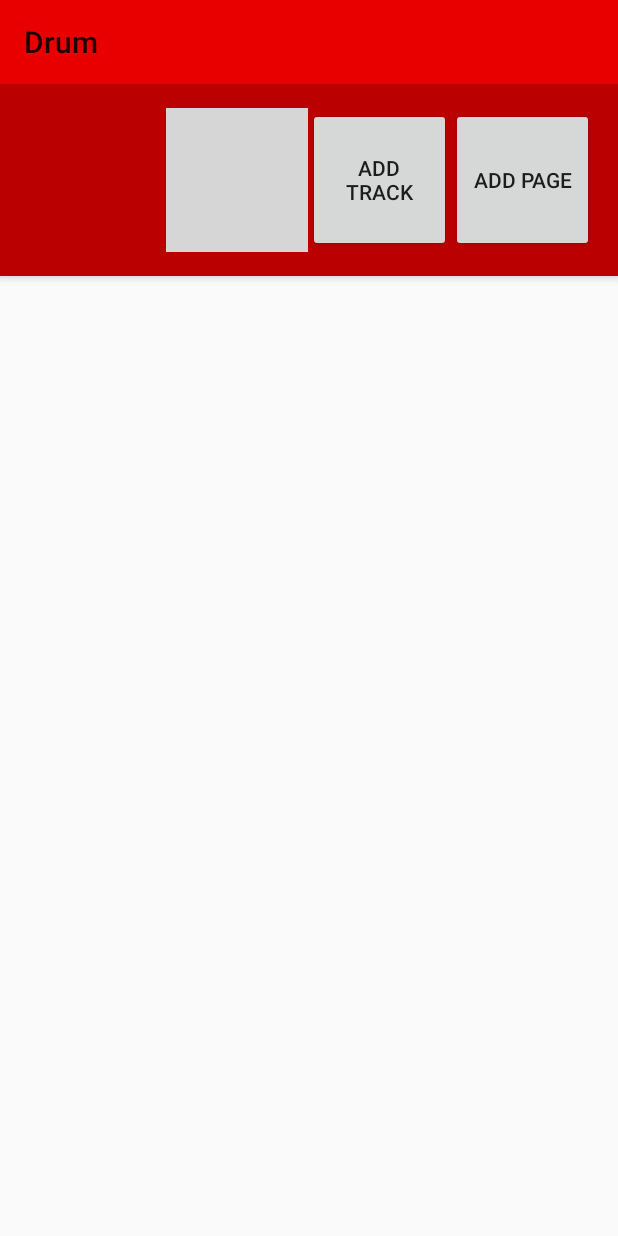
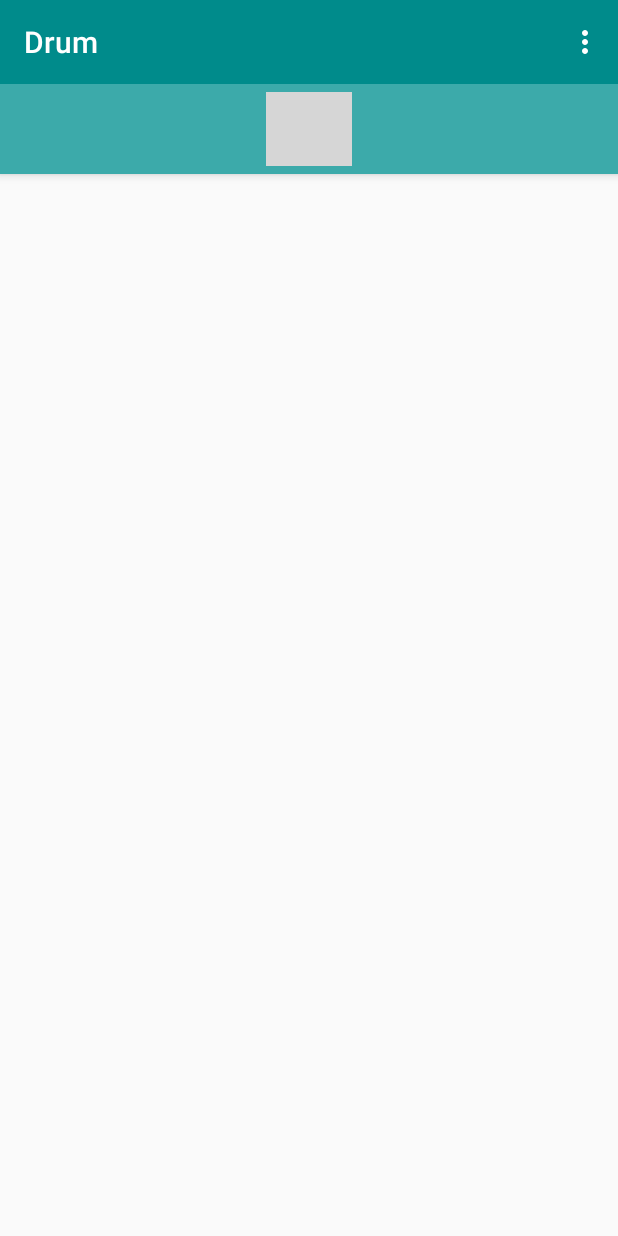
Before and after one commit to pstadler1990/Drum, an Android app: the screen it shows after launch (MainActivity), after a tap on "START A NEW PROJECT", on a phone screen of 412 x 824 dp. Run offline under Robolectric (Android 15) with nearby library versions, the phone set to English and light mode, and no system bars; our stand-ins replace Room's generated code; grey boxes are pictures that could not be loaded.

Commit message:
changed style of app

```diff
--- a/app/src/main/java/de/pstadler/drum/NewProjectActivity.java
+++ b/app/src/main/java/de/pstadler/drum/LoadProjectActivity.java
@@ -4,12 +4,12 @@ import android.os.Bundle;
 import android.support.annotation.Nullable;
 import android.support.v7.app.AppCompatActivity;
 
-public class NewProjectActivity extends AppCompatActivity
+public class LoadProjectActivity extends AppCompatActivity
 {
     @Override
     protected void onCreate(@Nullable Bundle savedInstanceState)
     {
         super.onCreate(savedInstanceState);
-        setContentView(R.layout.activity_newproject);
+        setContentView(R.layout.activity_loadproject);
     }
 }
--- a/app/src/main/java/de/pstadler/drum/MainActivity.java
+++ b/app/src/main/java/de/pstadler/drum/MainActivity.java
@@ -6,6 +6,9 @@ import android.support.v4.app.FragmentStatePagerAdapter;
 import android.support.v4.view.ViewPager;
 import android.support.v7.app.AppCompatActivity;
 import android.os.Bundle;
+import android.view.Menu;
+import android.view.MenuInflater;
+import android.view.MenuItem;
 import android.view.View;
 import android.widget.Button;
 import android.widget.ImageButton;
@@ -27,17 +30,15 @@ import de.pstadler.drum.Track.TrackFragment;
 public class MainActivity extends AppCompatActivity implements View.OnClickListener, IClock
 {
     public static final String TAG = "MainActivityLog";
+	public static final int TRACKS_MAX = 15;
     public static int pages = 0;
+	private int tracks = 0;
     private ViewPager viewPager;
     private ScreenSlidePageAdapter pagerAdapter;
     private LinearLayout mainAppbar;
-    private Button buttonAddTrack;
-    private Button buttonAddPage;
     private ImageButton buttonPlayStop;
     protected ArrayList<BarFragment> barFragments;
     private PlaybackEngine playbackEngine;
-    private int tracks = 0;
-    public static final int TRACKS_MAX = 15;
 
 
     @Override
@@ -48,8 +49,6 @@ public class MainActivity extends AppCompatActivity implements View.OnClickListe
 
         viewPager = findViewById(R.id.bars_viewpager);
         mainAppbar = findViewById(R.id.main_appbar);
-        buttonAddTrack = findViewById(R.id.button_add_track);
-        buttonAddPage = findViewById(R.id.button_add_page);
         buttonPlayStop = findViewById(R.id.button_playstop);
 
         mainAppbar.setElevation(getResources().getDimension(R.dimen.app_main_topbar_elevation));
@@ -59,8 +58,6 @@ public class MainActivity extends AppCompatActivity implements View.OnClickListe
 
         getSupportActionBar().setElevation(0);
 
-        buttonAddTrack.setOnClickListener(this);
-        buttonAddPage.setOnClickListener(this);
         buttonPlayStop.setOnClickListener(this);
 
         // Create first page
@@ -78,7 +75,15 @@ public class MainActivity extends AppCompatActivity implements View.OnClickListe
         playbackEngine = new PlaybackEngine(TRACKS_MAX, this);	/* n = number of channels */
     }
 
-    private void createNewPage(int...pageNumber)
+	@Override
+	public boolean onCreateOptionsMenu(Menu menu)
+	{
+		MenuInflater menuInflater = getMenuInflater();
+		menuInflater.inflate(R.menu.menu_mainactivity, menu);
+		return true;
+	}
+
+	private void createNewPage(int...pageNumber)
     {
         int n = (pageNumber.length > 0)? pageNumber[0] : 1;
 
@@ -188,12 +193,6 @@ public class MainActivity extends AppCompatActivity implements View.OnClickListe
     {
         switch(v.getId())
         {
-            case R.id.button_add_track:
-                createNewTrackSynchronized();
-                break;
-            case R.id.button_add_page:
-                createNewPage();
-                break;
 			case R.id.button_playstop:
 				/* Preload the first bar */
 				BarFragment bar = (BarFragment) pagerAdapter.getItem(0);
@@ -225,6 +224,21 @@ public class MainActivity extends AppCompatActivity implements View.OnClickListe
 				break;
         }
     }
+
+	@Override
+	public boolean onOptionsItemSelected(MenuItem item)
+	{
+		switch(item.getItemId())
+		{
+			case R.id.menu_main_add_page:
+				createNewPage();
+				break;
+			case R.id.menu_main_add_track:
+				createNewTrackSynchronized();
+				break;
+		}
+		return super.onOptionsItemSelected(item);
+	}
 
 	@Override
 	public void onClockUpdate(int barId, int stepId)
--- a/app/src/main/res/layout/activity_main.xml
+++ b/app/src/main/res/layout/activity_main.xml
@@ -7,44 +7,43 @@
     android:orientation="vertical">
 
     <LinearLayout
+        android:id="@+id/main_appbar"
         android:layout_width="match_parent"
-        android:layout_height="wrap_content"
-        android:id="@+id/main_appbar"
+        android:layout_height="60dp"
+        android:background="@color/colorAccent"
+        android:clipToPadding="false"
+        android:elevation="5dp"
         android:padding="@dimen/app_main_topbar_padding"
-        android:background="@color/colorPrimaryDark"
+        android:paddingBottom="5dp"
         android:weightSum="1">
 
+        <RelativeLayout
+            android:layout_width="match_parent"
+            android:layout_height="match_parent">
+
             <TextView
+                android:id="@+id/main_bar_number"
                 android:layout_width="0dp"
+                android:layout_height="match_parent"
+                android:layout_gravity="center"
                 android:layout_weight=".25"
-            android:layout_height="match_parent"
-            android:id="@+id/main_bar_number"
                 android:textColor="@android:color/white"
-            android:textSize="30dp"
-            android:layout_gravity="center"/>
+                android:textSize="30dp" />
 
             <ImageButton
-            android:layout_width="0dp"
+                android:id="@+id/button_playstop"
+                android:layout_width="57dp"
                 android:layout_height="match_parent"
+                android:layout_alignParentTop="true"
+                android:layout_centerHorizontal="true"
                 android:layout_weight=".25"
                 android:background="@drawable/ic_play"
-            android:scaleType="centerInside"
-            android:id="@+id/button_playstop"/>
+                android:backgroundTint="@color/colorWhite"
+                android:hapticFeedbackEnabled="true"
+                android:scaleType="matrix"
+                android:soundEffectsEnabled="true" />
 
-        <Button
-            android:id="@+id/button_add_track"
-            android:layout_width="0dp"
-            android:layout_weight=".25"
-            android:layout_height="match_parent"
-            android:text="Add track" />
-
-        <Button
-            android:layout_width="0dp"
-            android:layout_weight=".25"
-            android:layout_height="match_parent"
-            android:id="@+id/button_add_page"
-            android:text="Add page"/>
-
+        </RelativeLayout>
 
     </LinearLayout>
 
--- /dev/null
+++ b/app/src/main/res/menu/menu_mainactivity.xml
@@ -0,0 +1,7 @@
+<?xml version="1.0" encoding="utf-8"?>
+<menu xmlns:android="http://schemas.android.com/apk/res/android">
+
+    <item android:id="@+id/menu_main_add_track" android:title="Add track"></item>
+    <item android:id="@+id/menu_main_add_page" android:title="Add page"></item>
+
+</menu>
--- a/app/src/main/res/values/colors.xml
+++ b/app/src/main/res/values/colors.xml
@@ -1,11 +1,11 @@
 <?xml version="1.0" encoding="utf-8"?>
 <resources>
-    <color name="colorPrimary">#E80000</color>
-    <color name="colorPrimaryDark">#BA0000</color>
-    <color name="colorAccent">#008B8B</color>
+    <color name="colorPrimary">#008b8b</color>
+    <color name="colorPrimaryDark">#005757</color>
+    <color name="colorAccent">#3CAAAA</color>
     <color name="colorButtonDefault">#E8E8E8</color>
     <color name="colorButtonDefaultLight">#FFEFFF</color>
     <color name="colorButtonDefaultDark">#878787</color>
-    <color name="colorBlackAlpha">#CC000000</color>
-    <color name="colorWhite">#FFF</color>
+    <color name="colorBlackAlpha">#cc000000</color>
+    <color name="colorWhite">#ffffff</color>
 </resources>
--- a/app/src/main/res/values/dimens.xml
+++ b/app/src/main/res/values/dimens.xml
@@ -1,7 +1,7 @@
 <?xml version="1.0" encoding="utf-8"?>
 <resources>
     <dimen name="app_main_topbar_elevation">4dp</dimen>
-    <dimen name="app_main_topbar_padding">16dp</dimen>
+    <dimen name="app_main_topbar_padding">5dp</dimen>
     <dimen name="track_button_width">8dp</dimen>
     <dimen name="track_button_height">50dp</dimen>
     <dimen name="track_button_count">8</dimen>
--- a/app/src/main/res/values/styles.xml
+++ b/app/src/main/res/values/styles.xml
@@ -1,5 +1,5 @@
 <resources>
-    <style name="AppTheme" parent="Theme.AppCompat.DayNight">
+    <style name="AppTheme" parent="Theme.AppCompat.Light.DarkActionBar">
         <!-- Customize your theme here. -->
         <item name="colorPrimary">@color/colorPrimary</item>
         <item name="colorPrimaryDark">@color/colorPrimaryDark</item>
```
Also changed, not shown: app/src/main/java/de/pstadler/drum/SoundPlayer.java (deleted, +0 -92 lines), app/src/main/res/layout/activity_loadproject.xml (added, +8 -0 lines), app/src/main/res/layout/activity_newproject.xml (deleted, +0 -14 lines). Lines whose indentation alone changed are shown as unchanged.
